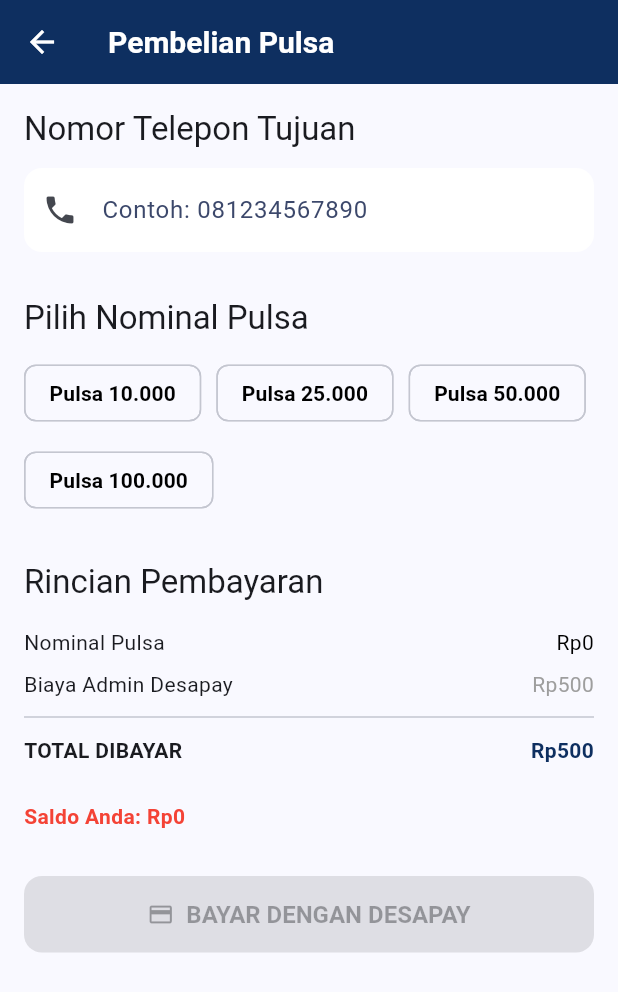
After one commit to khoirul2003/pbl_desakita, a Flutter app: the PembelianPulsaScreen screen opened directly, on a phone screen of 412 x 824 dp. The commit adds this screen. Shown: the top 992 px of the screen. Run offline on Flutter 3.47's test engine with Material 3 defaults, Android fonts, the phone set to English and light mode, and no system bars; our stand-ins replace camera, dio, fl_chart, flutter_secure_storage, image_picker, permission_handler; accounts and stored records are empty.

Commit message:
feat: menambahkan pembelian pulsa dan pembayaran pulsa

```diff
--- a/frontend/lib/models/keuangan_model.dart
+++ b/frontend/lib/models/keuangan_model.dart
@@ -1,16 +1,17 @@
 import 'dart:convert';
-
-import 'package:intl/intl.dart';
+import 'package:frontend/models/user_model.dart'; // Jika model Keuangan memuat relasi user
 
 class Keuangan {
   final int id;
-  final String tipe;
+  final String tipe; // PEMASUKAN atau PENGELUARAN
   final double jumlah;
   final String keterangan;
   final DateTime tanggal;
-  final String? rt;
-  final String? rw;
+  final String? rt; // Kas RT
+  final String? rw; // Kas RW
   final int? createdByUserId;
+  // Jika API memuat data pembuat
+  final User? pencatat;
 
   Keuangan({
     required this.id,
@@ -21,22 +22,24 @@ class Keuangan {
     this.rt,
     this.rw,
     this.createdByUserId,
+    this.pencatat,
   });
 
   factory Keuangan.fromJson(Map<String, dynamic> json) {
     return Keuangan(
       id: json['id'],
       tipe: json['tipe'],
+      // Parsing jumlah dari String/num (dari DB) ke double
       jumlah: double.tryParse(json['jumlah'].toString()) ?? 0.0,
       keterangan: json['keterangan'],
-      tanggal: DateTime.parse(
-        json['tanggal'],
-      ), // Parsing tanggal dari format YYYY-MM-DD
+      // Pastikan parsing tanggal dari format YYYY-MM-DD
+      tanggal: DateTime.parse(json['tanggal']),
       rt: json['rt'],
       rw: json['rw'],
       createdByUserId: json['created_by_user_id'] != null
           ? int.tryParse(json['created_by_user_id'].toString())
           : null,
+      pencatat: json['pencatat'] != null ? User.fromJson(json['pencatat']) : null,
     );
   }
 
@@ -45,10 +48,10 @@ class Keuangan {
     'tipe': tipe,
     'jumlah': jumlah,
     'keterangan': keterangan,
-    // Konversi kembali ke format String YYYY-MM-DD untuk API
-    'tanggal': DateFormat('yyyy-MM-dd').format(tanggal),
+    'tanggal': tanggal.toIso8601String(),
     'rt': rt,
     'rw': rw,
     'created_by_user_id': createdByUserId,
+    'pencatat': pencatat?.toJsonMap(),
   };
 }
--- /dev/null
+++ b/frontend/lib/screens/wallet/pembelian_pulsa_screen.dart
@@ -0,0 +1,299 @@
+import 'package:flutter/material.dart';
+import 'package:provider/provider.dart';
+import 'package:intl/intl.dart';
+import 'package:flutter/services.dart';
+import 'package:frontend/services/api_service.dart';
+import 'package:frontend/state/auth_provider.dart';
+import 'package:dio/dio.dart'; // Diperlukan untuk DioException
+
+class PulsaProduct {
+  final int id;
+  final String label;
+  final double harga;
+
+  PulsaProduct({required this.id, required this.label, required this.harga});
+}
+
+class PembelianPulsaScreen extends StatefulWidget {
+  const PembelianPulsaScreen({super.key});
+
+  @override
+  State<PembelianPulsaScreen> createState() => _PembelianPulsaScreenState();
+}
+
+class _PembelianPulsaScreenState extends State<PembelianPulsaScreen> {
+  final _formKey = GlobalKey<FormState>();
+  final _numberController = TextEditingController();
+  PulsaProduct? _selectedProduct;
+  double _transactionFee = 500.0; // Simulasi biaya admin
+  bool _isLoading = false;
+
+  final NumberFormat _rupiahFormatter = NumberFormat.currency(
+    locale: 'id',
+    symbol: 'Rp',
+    decimalDigits: 0,
+  );
+
+  // Data Pulsa Simulasi (Ganti dengan API Call jika ada)
+  final List<PulsaProduct> _pulsaOptions = [
+    PulsaProduct(id: 1, label: "Pulsa 10.000", harga: 10000),
+    PulsaProduct(id: 2, label: "Pulsa 25.000", harga: 25000),
+    PulsaProduct(id: 3, label: "Pulsa 50.000", harga: 50000),
+    PulsaProduct(id: 4, label: "Pulsa 100.000", harga: 100000),
+  ];
+
+  @override
+  void initState() {
+    super.initState();
+    _checkAndRefreshBalance();
+  }
+
+  // Memastikan Saldo Terload
+  Future<void> _checkAndRefreshBalance() async {
+    final authProvider = context.read<AuthProvider>();
+    // Memuat ulang data user/wallet dari server
+    await authProvider.tryAutoLogin();
+  }
+
+  @override
+  void dispose() {
+    _numberController.dispose();
+    super.dispose();
+  }
+
+  double get totalAmount => (_selectedProduct?.harga ?? 0.0) + _transactionFee;
+
+  // Fungsi Pembayaran
+  Future<void> _submitPayment() async {
+    if (!_formKey.currentState!.validate() || _selectedProduct == null) {
+      return;
+    }
+
+    final authProvider = context.read<AuthProvider>();
+    final apiService = context.read<ApiService>();
+    final walletBalance = authProvider.user?.warga?.wallet?.balance ?? 0.0;
+
+    if (walletBalance < totalAmount) {
+      if (mounted) {
+        ScaffoldMessenger.of(context).showSnackBar(
+          const SnackBar(
+            content: Text("Saldo Anda tidak mencukupi."),
+            backgroundColor: Colors.red,
+          ),
+        );
+      }
+      return;
+    }
+
+    setState(() {
+      _isLoading = true;
+    });
+
+    try {
+      final success = await apiService.payPPOB(
+        amount: _selectedProduct!.harga,
+        fee: _transactionFee,
+        productName: _selectedProduct!.label,
+        targetNumber: _numberController.text,
+      );
+
+      if (success && mounted) {
+        // [1] Memaksa refresh data di provider
+        authProvider.tryAutoLogin();
+
+        ScaffoldMessenger.of(context).showSnackBar(
+          const SnackBar(
+            content: Text("Pembelian Pulsa Berhasil! Saldo Desapay dikurangi."),
+            backgroundColor: Colors.green,
+            duration: Duration(seconds: 4),
+          ),
+        );
+
+        // [2] PENTING: Pop dengan hasil 'true' agar Home Screen me-refresh tampilan
+        Navigator.of(context).pop(true);
+      } else {
+        throw Exception(
+          "Gagal memproses pembayaran. Saldo tidak cukup atau NIK/Token salah.",
+        );
+      }
+    } catch (e) {
+      String errorMessage = "Pembayaran Gagal. Cek Saldo dan Koneksi.";
+      if (e is DioException && e.response?.statusCode == 422) {
+        errorMessage = e.response!.data['message'] ?? errorMessage;
+      }
+
+      if (mounted) {
+        ScaffoldMessenger.of(context).showSnackBar(
+          SnackBar(content: Text(errorMessage), backgroundColor: Colors.red),
+        );
+      }
+    } finally {
+      if (mounted) {
+        setState(() {
+          _isLoading = false;
+        });
+      }
+    }
+  }
+
+  @override
+  Widget build(BuildContext context) {
+    // Ambil saldo saat ini dari provider
+    final walletBalance =
+        context.watch<AuthProvider>().user?.warga?.wallet?.balance ?? 0.0;
+
+    return Scaffold(
+      appBar: AppBar(title: const Text("Pembelian Pulsa")),
+      body: SingleChildScrollView(
+        padding: const EdgeInsets.all(16.0),
+        child: Form(
+          key: _formKey,
+          child: Column(
+            crossAxisAlignment: CrossAxisAlignment.stretch,
+            children: [
+              // --- 1. Input Nomor Telepon ---
+              Text(
+                "Nomor Telepon Tujuan",
+                style: Theme.of(context).textTheme.titleLarge,
+              ),
+              const SizedBox(height: 12),
+              TextFormField(
+                controller: _numberController,
+                decoration: const InputDecoration(
+                  labelText: "Contoh: 081234567890",
+                  prefixIcon: Icon(Icons.phone),
+                ),
+                keyboardType: TextInputType.phone,
+                inputFormatters: [FilteringTextInputFormatter.digitsOnly],
+                validator: (v) =>
+                    v!.length < 9 ? "Masukkan nomor telepon yang valid." : null,
+              ),
+              const SizedBox(height: 30),
+
+              // --- 2. Pilihan Nominal ---
+              Text(
+                "Pilih Nominal Pulsa",
+                style: Theme.of(context).textTheme.titleLarge,
+              ),
+              const SizedBox(height: 12),
+              Wrap(
+                spacing: 10.0,
+                runSpacing: 10.0,
+                children: _pulsaOptions.map((product) {
+                  final isSelected = product.id == _selectedProduct?.id;
+                  return ChoiceChip(
+                    label: Text(product.label),
+                    selected: isSelected,
+                    onSelected: (selected) {
+                      setState(() {
+                        _selectedProduct = selected ? product : null;
+                      });
+                    },
+                    selectedColor: Theme.of(
+                      context,
+                    ).colorScheme.primary.withOpacity(0.2),
+                    labelStyle: TextStyle(
+                      color: isSelected
+                          ? Theme.of(context).colorScheme.primary
+                          : Colors.black,
+                      fontWeight: FontWeight.bold,
+                    ),
+                    elevation: 1,
+                  );
+                }).toList(),
+              ),
+              const SizedBox(height: 30),
+
+              // --- 3. Konfirmasi & Pembayaran ---
+              Text(
+                "Rincian Pembayaran",
+                style: Theme.of(context).textTheme.titleLarge,
+              ),
+              const SizedBox(height: 12),
+
+              _buildRincianRow("Nominal Pulsa", _selectedProduct?.harga ?? 0.0),
+              _buildRincianRow(
+                "Biaya Admin Desapay",
+                _transactionFee,
+                isFee: true,
+              ),
+              const Divider(),
+              _buildRincianRow("TOTAL DIBAYAR", totalAmount, isTotal: true),
+
+              const SizedBox(height: 20),
+
+              Text(
+                "Saldo Anda: ${_rupiahFormatter.format(walletBalance)}",
+                style: TextStyle(
+                  fontWeight: FontWeight.bold,
+                  color: walletBalance < totalAmount
+                      ? Colors.red
+                      : Colors.green.shade700,
+                ),
+              ),
+              const SizedBox(height: 30),
+
+              ElevatedButton.icon(
+                onPressed:
+                    (_isLoading ||
+                        _selectedProduct == null ||
+                        walletBalance < totalAmount)
+                    ? null
+                    : _submitPayment,
+                icon: _isLoading
+                    ? const SizedBox(
+                        width: 20,
+                        height: 20,
+                        child: CircularProgressIndicator(
+                          strokeWidth: 2,
+                          color: Colors.white,
+                        ),
+                      )
+                    : const Icon(Icons.payment),
+                label: Text(
+                  _isLoading ? "MEMPROSES..." : "BAYAR DENGAN DESAPAY",
+                ),
+                style: ElevatedButton.styleFrom(
+                  padding: const EdgeInsets.symmetric(vertical: 16),
+                ),
+              ),
+            ],
+          ),
+        ),
+      ),
+    );
+  }
+
+  Widget _buildRincianRow(
+    String label,
+    double amount, {
+    bool isTotal = false,
+    bool isFee = false,
+  }) {
+    return Padding(
+      padding: const EdgeInsets.symmetric(vertical: 4.0),
+      child: Row(
+        mainAxisAlignment: MainAxisAlignment.spaceBetween,
+        children: [
+          Text(
+            label,
+            style: TextStyle(
+              fontWeight: isTotal ? FontWeight.bold : FontWeight.normal,
+            ),
+          ),
+          Text(
+            _rupiahFormatter.format(amount),
+            style: TextStyle(
+              fontWeight: isTotal ? FontWeight.bold : FontWeight.normal,
+              color: isFee
+                  ? Colors.grey
+                  : (isTotal
+                        ? Theme.of(context).colorScheme.primary
+                        : Colors.black),
+            ),
+          ),
+        ],
+      ),
+    );
+  }
+}
```
Also changed, not shown: frontend/lib/main.dart (+14 -14 lines), frontend/lib/models/wallet_models.dart (+16 -10 lines), frontend/lib/screens/admin/tambah_warga_screen.dart (+82 -27 lines), frontend/lib/screens/home/home_tab_wallet_content.dart (+42 -21 lines), frontend/lib/services/api_service.dart (+29 -7 lines), 4 other files.
